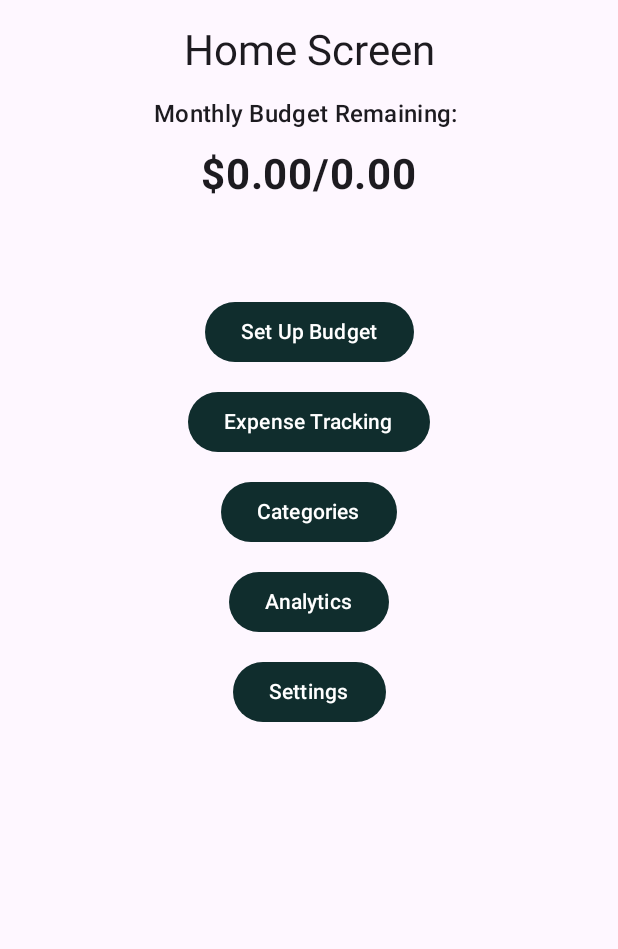
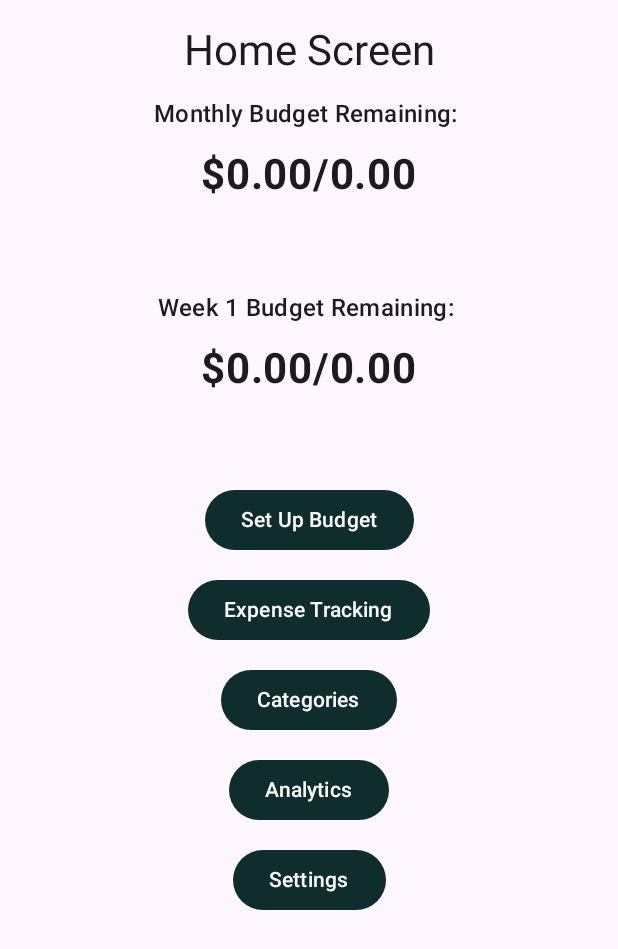
Before and after one commit to NitaiTran/BargainMargin, an Android app built with Jetpack Compose: the HomeScreen screen opened through its navigation route, on a phone screen of 412 x 824 dp. Shown: the top 949 px of the screen. Run offline under Robolectric (Android 15) with nearby library versions, the phone set to English and light mode, and no system bars.

Commit message:
Weekly budgets are now separate values and can be subtracted from separately. Changing your monthly budget to a lower amount will now refactor the weekly budgets.

```diff
--- a/app/src/main/java/com/progprof/bargainmargintemplate/MainActivity.kt
+++ b/app/src/main/java/com/progprof/bargainmargintemplate/MainActivity.kt
@@ -73,9 +73,7 @@ fun BargainMarginApp() {
                budgetViewModel = budgetViewModel,
                onNextButtonClicked = {
                    // 1. Set the budget in the ViewModel
-                   //budgetViewModel.setInitialRemainingBudget()
-                   //budgetViewModel.setInitialTotalBudget()
-                   budgetViewModel.setCategories()
+                   budgetViewModel.settingUpVariables()
                    // 2. Navigate to the next screen
                    navController.navigate(ScreenController.Screen.Home.name)
                }
--- a/app/src/main/java/com/progprof/bargainmargintemplate/ui/HomeScreen.kt
+++ b/app/src/main/java/com/progprof/bargainmargintemplate/ui/HomeScreen.kt
@@ -16,6 +16,8 @@ import androidx.navigation.NavController
 @Composable // Define the HomeScreen composable function
 fun HomeScreen(navController: NavController, budgetViewModel: BudgetViewModel) { // Pass the NavController and BudgetViewModel
     val monthlyBudget = budgetViewModel.monthlyRemainingBudget //get monthly budget from viewmodel
+    val currentWeekRemainingBudget = budgetViewModel.getCurrentWeekRemainingBudget()
+    val currentWeekTotalBudget = budgetViewModel.getCurrentWeekTotalBudget()
     val totalBudget = budgetViewModel.totalRemainingBudget
 
     Column(
@@ -32,14 +34,28 @@ fun HomeScreen(navController: NavController, budgetViewModel: BudgetViewModel) {
             text = "$%.2f".format(monthlyBudget) + "/%.2f".format(totalBudget), // Format the budget as a currency string
             fontSize = 28.sp,
             fontWeight = FontWeight.Bold,
-            modifier = Modifier.padding(bottom = 24.dp) // Add bottom padding
+            modifier = Modifier.padding(bottom = 10.dp) // Add bottom padding
         )
 
         LinearProgressIndicator(
             progress = { (monthlyBudget / totalBudget).toFloat() },
-            //modifier = Modifier.fillMaxWidth(),
-            modifier = Modifier.height(16.dp).fillMaxWidth(),
+            modifier = Modifier.height(26.dp).fillMaxWidth().padding(bottom = 10.dp),
             color = MaterialTheme.colorScheme.secondary
+        ){}
+
+        Text(text = "Week ${budgetViewModel.getCurrentWeek()} Budget Remaining: ", style = MaterialTheme.typography.titleMedium) //Budget Title:
+        Text( //Display monthly budget
+
+            text = "$%.2f".format(currentWeekRemainingBudget) + "/%.2f".format(currentWeekTotalBudget), // Format the budget as a currency string
+            fontSize = 28.sp,
+            fontWeight = FontWeight.Bold,
+            modifier = Modifier.padding(bottom = 10.dp) // Add bottom padding
+        )
+
+        LinearProgressIndicator(
+            progress = { (currentWeekRemainingBudget / currentWeekTotalBudget).toFloat() },
+            modifier = Modifier.height(26.dp).fillMaxWidth().padding(bottom = 10.dp),
+            color = MaterialTheme.colorScheme.primary
         ){}
 
         Button(onClick = { navController.navigate(ScreenController.Screen.MainBudgetEntry.name) }) {
```
Also changed, not shown: app/src/main/java/com/progprof/bargainmargintemplate/ui/BudgetViewModel.kt (+81 -10 lines), app/src/main/java/com/progprof/bargainmargintemplate/ui/ExpensesScreen.kt (+25 -4 lines).
